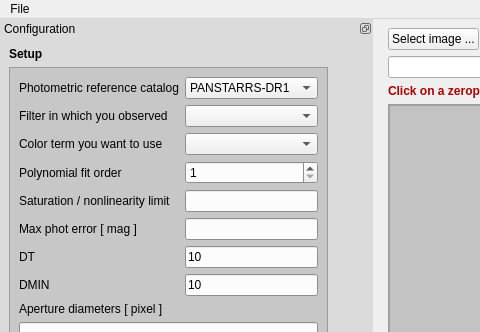
The window that src/abszp/abszeropoint.ui (schirmermischa/THELI) describes before a commit, drawn with Qt 5; both pictures show x 0 to 480 and y 0 to 332 of the 879 by 780 pixel window.
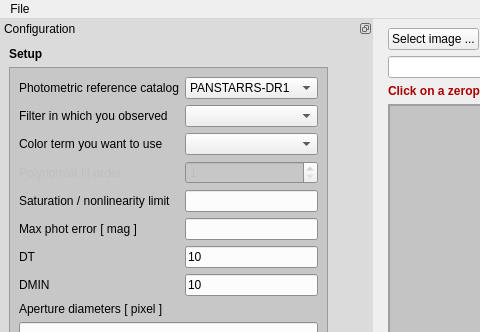
The same window after the commit. Custom widgets are drawn as their Qt base class.

```diff
--- a/src/abszp/abszeropoint.ui
+++ b/src/abszp/abszeropoint.ui
@@ -1477,6 +1477,9 @@
         </item>
         <item row="3" column="2" colspan="2">
          <widget class="QSpinBox" name="zpFitOrderSpinBox">
+          <property name="enabled">
+           <bool>false</bool>
+          </property>
           <property name="statusTip">
            <string>The order of the polynomial fit for the ZP / color term dependence</string>
           </property>
@@ -1497,6 +1500,9 @@
         </item>
         <item row="3" column="1">
          <widget class="QLabel" name="label_39">
+          <property name="enabled">
+           <bool>false</bool>
+          </property>
           <property name="text">
            <string>Polynomial fit order</string>
           </property>
```
